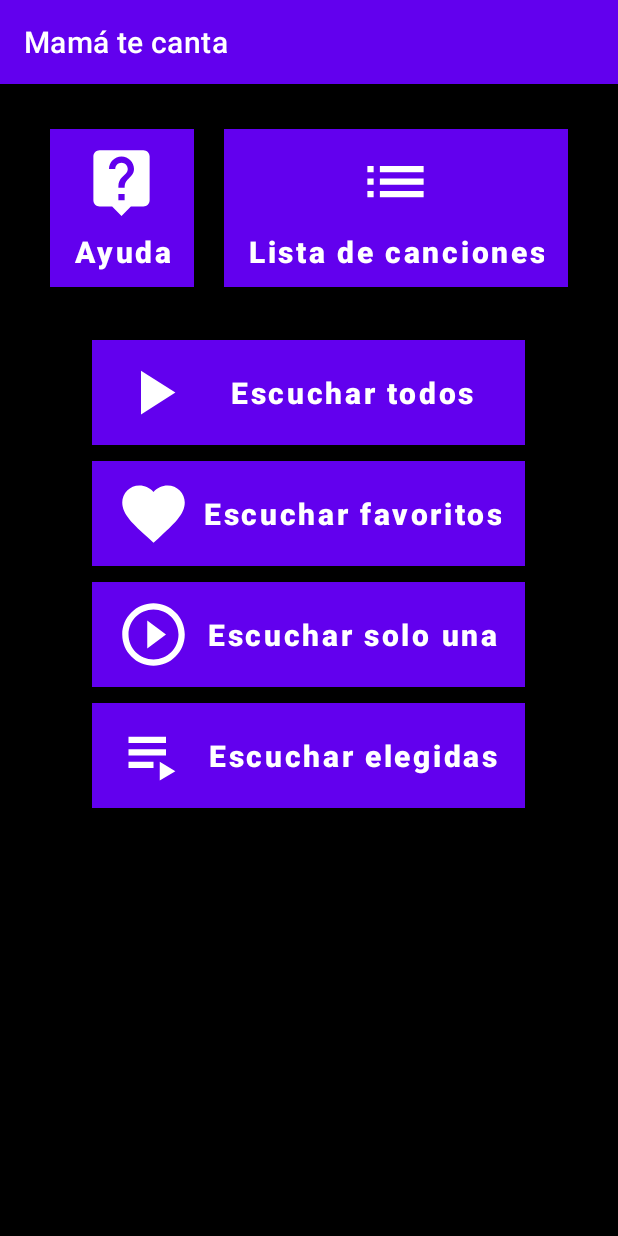
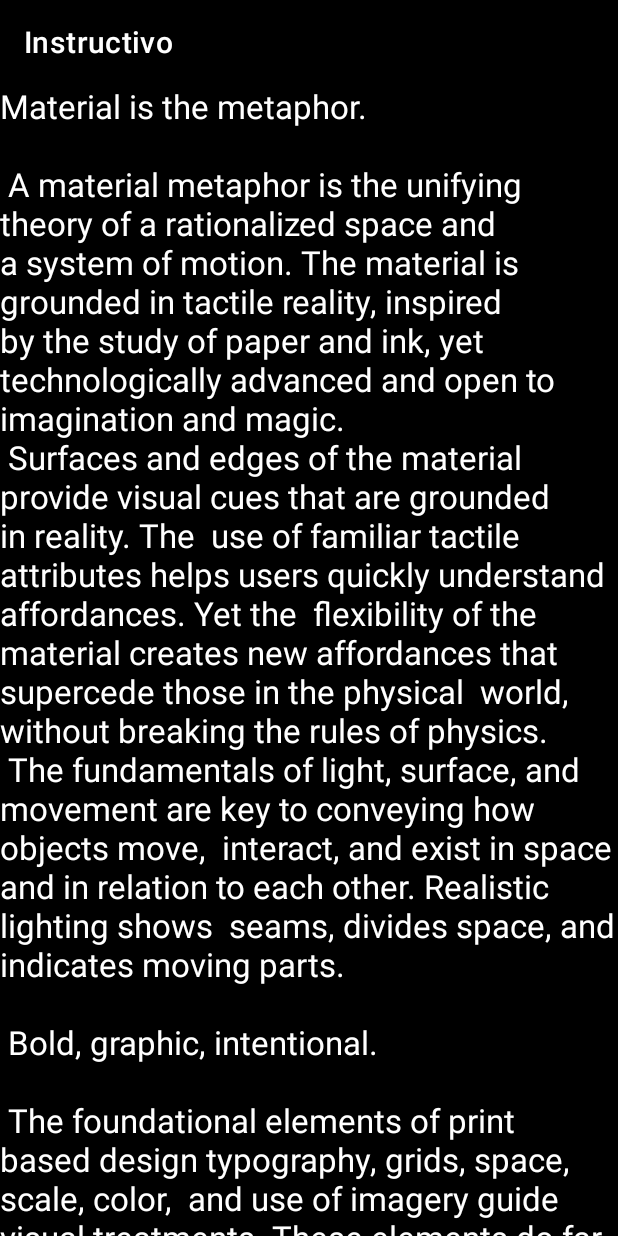
Before and after one commit to santiago-iturriaga/te_cantamos, an Android app: the screen it shows after launch (MainActivity before the commit, AyudaActivity after it), after a tap on an icon or button, on a phone screen of 412 x 824 dp. Run offline under Robolectric (Android 15) with nearby library versions, the phone set to English and light mode, and no system bars.

Commit message:
muchas cosas nuevas... blu blu blu

```diff
--- /dev/null
+++ b/app/src/main/java/edu/neurodesarrollomusical/AyudaActivity.java
@@ -0,0 +1,14 @@
+package edu.neurodesarrollomusical;
+
+import androidx.appcompat.app.AppCompatActivity;
+
+import android.os.Bundle;
+
+public class AyudaActivity extends AppCompatActivity {
+
+    @Override
+    protected void onCreate(Bundle savedInstanceState) {
+        super.onCreate(savedInstanceState);
+        setContentView(R.layout.activity_ayuda);
+    }
+}
--- a/app/src/main/java/edu/neurodesarrollomusical/MainActivity.java
+++ b/app/src/main/java/edu/neurodesarrollomusical/MainActivity.java
@@ -30,6 +30,8 @@ public class MainActivity extends AppCompatActivity {
             @Override
             public void onClick(View v) {
                 showText("Ayuda!");
+                Intent i = new Intent(MainActivity.this, AyudaActivity.class);
+                startActivity(i);
             }
         });
 
@@ -78,6 +80,7 @@ public class MainActivity extends AppCompatActivity {
     @Override
     protected void onActivityResult(int requestCode, int resultCode, @Nullable Intent data) {
         super.onActivityResult(requestCode, resultCode, data);
+
         if (resultCode == RESULT_OK) {
             switch (MODO.values()[requestCode]) {
                 case SIN_ACCION:
--- /dev/null
+++ b/app/src/main/res/layout/activity_ayuda.xml
@@ -0,0 +1,24 @@
+<?xml version="1.0" encoding="utf-8"?>
+<RelativeLayout xmlns:android="http://schemas.android.com/apk/res/android"
+    xmlns:app="http://schemas.android.com/apk/res-auto"
+    xmlns:tools="http://schemas.android.com/tools"
+    android:layout_width="match_parent"
+    android:layout_height="match_parent"
+    tools:context=".AyudaActivity">
+
+    <ScrollView
+        android:layout_width="match_parent"
+        android:layout_height="match_parent"
+        tools:layout_editor_absoluteX="55dp"
+        tools:layout_editor_absoluteY="254dp">
+
+        <TextView
+            android:id="@+id/ayudaTextView"
+            android:layout_width="match_parent"
+            android:layout_height="wrap_content"
+            android:text="@string/ayuda_text"
+            android:textAppearance="?android:attr/textAppearanceLarge"
+            android:layout_gravity="fill"
+            android:typeface="normal" />
+    </ScrollView>
+</RelativeLayout>
--- a/app/src/main/res/layout/activity_login.xml
+++ b/app/src/main/res/layout/activity_login.xml
@@ -10,7 +10,7 @@
         android:id="@+id/imgLogin"
         android:layout_width="200dp"
         android:layout_height="200dp"
-        android:src="@color/black"
+        android:src="@color/white"
         android:layout_centerHorizontal="true"/>
 
     <LinearLayout
--- a/app/src/main/res/layout/activity_main.xml
+++ b/app/src/main/res/layout/activity_main.xml
@@ -1,15 +1,13 @@
 <?xml version="1.0" encoding="utf-8"?>
 <ScrollView xmlns:android="http://schemas.android.com/apk/res/android"
     android:layout_width="match_parent"
-    android:layout_height="match_parent"
-    android:background="@color/black">
+    android:layout_height="match_parent">
 
     <LinearLayout xmlns:android="http://schemas.android.com/apk/res/android"
         xmlns:app="http://schemas.android.com/apk/res-auto"
         xmlns:tools="http://schemas.android.com/tools"
         android:layout_width="match_parent"
         android:layout_height="match_parent"
-        android:background="@color/black"
         android:orientation="vertical"
         tools:context=".MainActivity">
 
--- a/app/src/main/res/values/strings.xml
+++ b/app/src/main/res/values/strings.xml
@@ -3,6 +3,7 @@
     <string name="title_activity_login">Inicio de sesión</string>
     <string name="title_activity_lista_canciones">Lista de canciones</string>
     <string name="title_activity_ayuda">Instructivo</string>
+    <string name="title_activity_player">Reproductor musical</string>
     <string name="ayuda_text">
         "Material is the metaphor.\n\n"
 
--- a/app/src/main/res/values/themes.xml
+++ b/app/src/main/res/values/themes.xml
@@ -12,6 +12,9 @@
         <!-- Status bar color. -->
         <item name="android:statusBarColor" tools:targetApi="l">?attr/colorPrimaryVariant</item>
         <!-- Customize your theme here. -->
+        <item name="android:textColorPrimary">@color/white</item>
+        <item name="android:textColor">@color/white</item>
+        <item name="android:background">@color/black</item>
     </style>
 
     <style name="Theme.NeuroDesarrolloMusical.NoActionBar">
```
Also changed, not shown: app/src/main/AndroidManifest.xml (+8 -4 lines).
